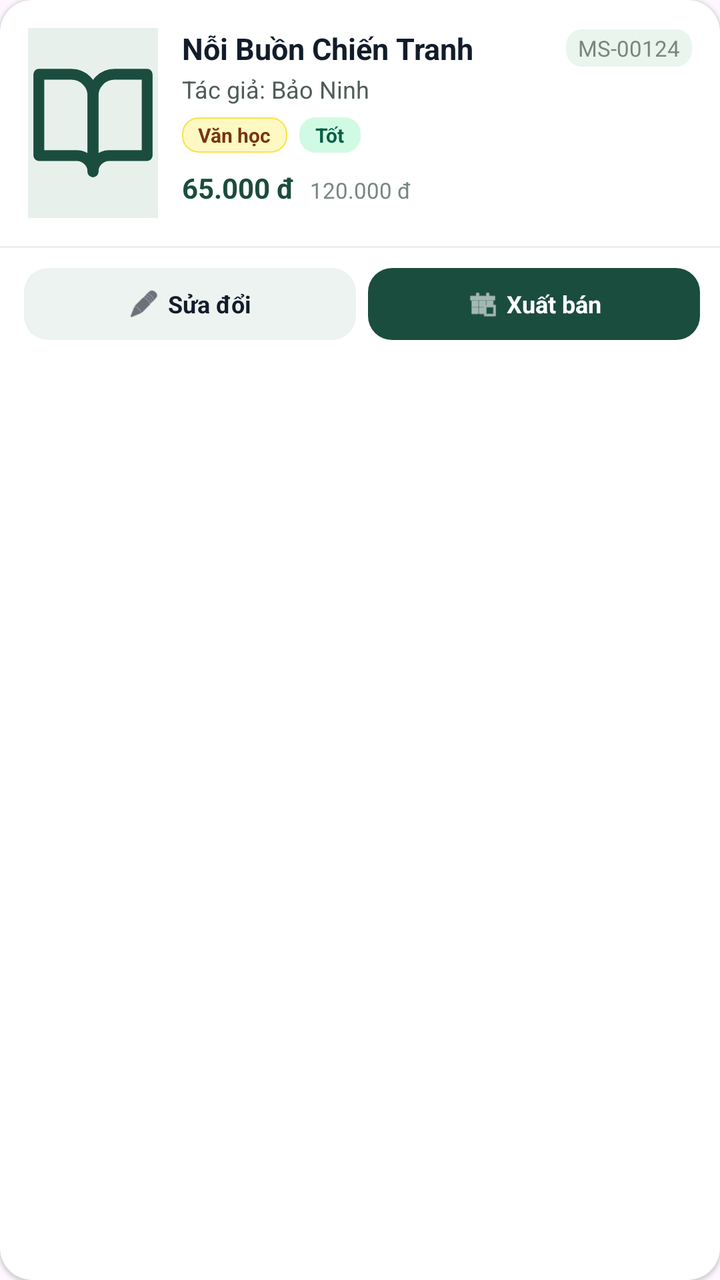
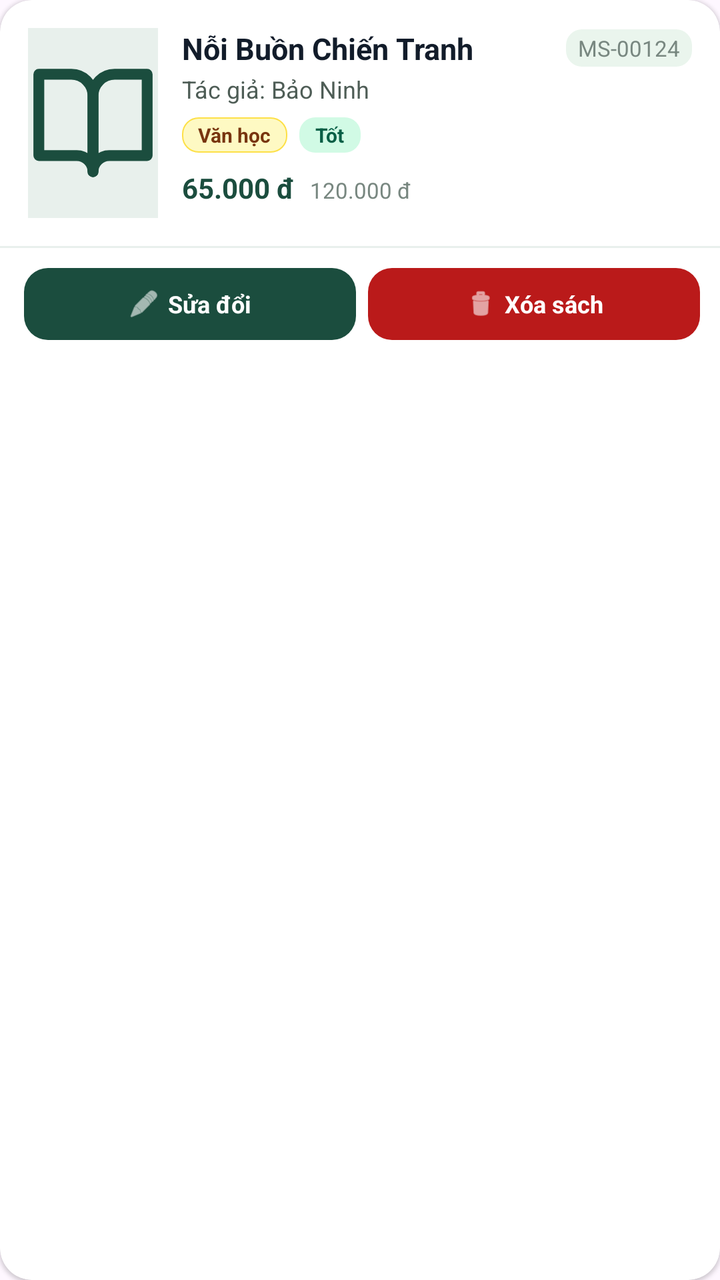

Before-and-after screenshots of an Android layout around one commit, followed by the original layout XML and the change that was made.
<!-- AndroidManifest.xml: application theme Theme.Quanlycuahangsachcu -->
<!-- res/layout/item_book.xml -->
<?xml version="1.0" encoding="utf-8"?>
<androidx.cardview.widget.CardView xmlns:android="http://schemas.android.com/apk/res/android"
    xmlns:app="http://schemas.android.com/apk/res-auto"
    android:layout_width="match_parent"
    android:layout_height="wrap_content"
    android:layout_marginBottom="12dp"
    app:cardCornerRadius="16dp"
    app:cardElevation="1dp"
    app:cardBackgroundColor="@color/surface">

    <LinearLayout
        android:layout_width="match_parent"
        android:layout_height="wrap_content"
        android:orientation="vertical">

        
        <LinearLayout
            android:layout_width="match_parent"
            android:layout_height="wrap_content"
            android:baselineAligned="false"
            android:orientation="horizontal"
            android:padding="14dp">

            
            <FrameLayout
                android:layout_width="65dp"
                android:layout_height="95dp"
                android:background="@color/surface_container">

                <ImageView
                    android:id="@+id/ivBookCover"
                    android:layout_width="match_parent"
                    android:layout_height="match_parent"
                    android:contentDescription="Book Cover"
                    android:scaleType="fitCenter"
                    android:src="@drawable/ic_book_open" />
            </FrameLayout>

            
            <LinearLayout
                android:layout_width="0dp"
                android:layout_height="wrap_content"
                android:layout_marginStart="12dp"
                android:layout_weight="1"
                android:orientation="vertical">

                <LinearLayout
                    android:layout_width="match_parent"
                    android:layout_height="wrap_content"
                    android:gravity="center_vertical"
                    android:orientation="horizontal">

                    <TextView
                        android:id="@+id/txtBookTitle"
                        android:layout_width="0dp"
                        android:layout_height="wrap_content"
                        android:layout_weight="1"
                        android:ellipsize="end"
                        android:maxLines="2"
                        android:text="Nỗi Buồn Chiến Tranh"
                        android:textColor="@color/on_surface"
                        android:textSize="15sp"
                        android:textStyle="bold" />

                    <TextView
                        android:id="@+id/txtBookId"
                        android:layout_width="wrap_content"
                        android:layout_height="wrap_content"
                        android:layout_marginStart="8dp"
                        android:background="@drawable/bg_chip"
                        android:paddingHorizontal="6dp"
                        android:paddingVertical="2dp"
                        android:text="MS-00124"
                        android:textColor="@color/outline"
                        android:textSize="11sp" />
                </LinearLayout>

                <TextView
                    android:id="@+id/txtAuthor"
                    android:layout_width="match_parent"
                    android:layout_height="wrap_content"
                    android:layout_marginTop="2dp"
                    android:ellipsize="end"
                    android:maxLines="1"
                    android:text="Tác giả: Bảo Ninh"
                    android:textColor="@color/on_surface_variant"
                    android:textSize="12sp" />

                <LinearLayout
                    android:layout_width="match_parent"
                    android:layout_height="wrap_content"
                    android:layout_marginTop="6dp"
                    android:gravity="center_vertical"
                    android:orientation="horizontal">

                    <TextView
                        android:id="@+id/txtCategoryTag"
                        android:layout_width="wrap_content"
                        android:layout_height="wrap_content"
                        android:background="@drawable/bg_chip_yellow"
                        android:paddingHorizontal="8dp"
                        android:paddingVertical="2dp"
                        android:text="Văn học"
                        android:textColor="#78350F"
                        android:textSize="10sp"
                        android:textStyle="bold" />

                    <TextView
                        android:id="@+id/txtCondition"
                        android:layout_width="wrap_content"
                        android:layout_height="wrap_content"
                        android:layout_marginStart="6dp"
                        android:background="@drawable/bg_badge_green"
                        android:paddingHorizontal="8dp"
                        android:paddingVertical="2dp"
                        android:text="Tốt"
                        android:textColor="#065F46"
                        android:textSize="10sp"
                        android:textStyle="bold" />
                </LinearLayout>

                <LinearLayout
                    android:layout_width="match_parent"
                    android:layout_height="wrap_content"
                    android:layout_marginTop="8dp"
                    android:gravity="bottom"
                    android:orientation="horizontal">

                    <TextView
                        android:id="@+id/txtPrice"
                        android:layout_width="wrap_content"
                        android:layout_height="wrap_content"
                        android:text="65.000 đ"
                        android:textColor="@color/primary"
                        android:textSize="14sp"
                        android:textStyle="bold" />

                    <TextView
                        android:id="@+id/txtOriginalPrice"
                        android:layout_width="wrap_content"
                        android:layout_height="wrap_content"
                        android:layout_marginStart="8dp"
                        android:text="120.000 đ"
                        android:textColor="@color/outline"
                        android:textSize="11sp" />
                </LinearLayout>
            </LinearLayout>
        </LinearLayout>

        
        <View
            android:layout_width="match_parent"
            android:layout_height="1dp"
            android:background="#E8F0EC" />

        
        <LinearLayout
            android:layout_width="match_parent"
            android:layout_height="wrap_content"
            android:orientation="horizontal"
            android:padding="10dp"
            android:weightSum="2">

            
            <LinearLayout
                android:id="@+id/btnEdit"
                android:layout_width="0dp"
                android:layout_height="36dp"
                android:layout_weight="1"
                android:layout_marginHorizontal="2dp"
                android:background="@drawable/bg_btn_rounded"
                android:clickable="true"
                android:focusable="true"
                android:foreground="?attr/selectableItemBackground"
                android:gravity="center"
                android:orientation="horizontal">

                <ImageView
                    android:layout_width="16dp"
                    android:layout_height="16dp"
                    android:contentDescription="Edit"
                    android:src="@android:drawable/ic_menu_edit"
                    app:tint="@color/on_surface" />

                <TextView
                    android:layout_width="wrap_content"
                    android:layout_height="wrap_content"
                    android:layout_marginStart="4dp"
                    android:text="Sửa đổi"
                    android:textColor="@color/on_surface"
                    android:textSize="12sp"
                    android:textStyle="bold" />
            </LinearLayout>

            
            <LinearLayout
                android:id="@+id/btnSell"
                android:layout_width="0dp"
                android:layout_height="36dp"
                android:layout_weight="1"
                android:layout_marginStart="4dp"
                android:background="@drawable/bg_btn_primary_rounded"
                android:clickable="true"
                android:focusable="true"
                android:foreground="?attr/selectableItemBackground"
                android:gravity="center"
                android:orientation="horizontal">

                <ImageView
                    android:layout_width="16dp"
                    android:layout_height="16dp"
                    android:contentDescription="Sell"
                    android:src="@android:drawable/ic_menu_today"
                    app:tint="@color/white" />

                <TextView
                    android:layout_width="wrap_content"
                    android:layout_height="wrap_content"
                    android:layout_marginStart="4dp"
                    android:text="Xuất bán"
                    android:textColor="@color/white"
                    android:textSize="12sp"
                    android:textStyle="bold" />
            </LinearLayout>

        </LinearLayout>

    </LinearLayout>
</androidx.cardview.widget.CardView>
<!-- resources referenced by this layout -->
<resources>
  <color name="on_surface">#121C2A</color>
  <color name="on_surface_variant">#4E5D56</color>
  <color name="outline">#788780</color>
  <color name="primary">#1B4D3E</color>
  <color name="surface">#FFFFFF</color>
  <color name="surface_container">#E8F0EC</color>
  <color name="white">#FFFFFF</color>
  <!-- drawable bg_badge_green (drawable) -->
  <?xml version="1.0" encoding="utf-8"?>
  <shape xmlns:android="http://schemas.android.com/apk/res/android"
      android:shape="rectangle">
      <solid android:color="#D1FAE5" />
      <corners android:radius="8dp" />
  </shape>
  <!-- drawable bg_btn_primary_rounded (drawable) -->
  <?xml version="1.0" encoding="utf-8"?>
  <shape xmlns:android="http://schemas.android.com/apk/res/android"
      android:shape="rectangle">
      <solid android:color="@color/primary" />
      <corners android:radius="12dp" />
  </shape>
  <!-- drawable bg_btn_rounded (drawable) -->
  <?xml version="1.0" encoding="utf-8"?>
  <shape xmlns:android="http://schemas.android.com/apk/res/android"
      android:shape="rectangle">
      <solid android:color="#EDF3F0" />
      <corners android:radius="12dp" />
  </shape>
  <!-- drawable bg_chip (drawable) -->
  <?xml version="1.0" encoding="utf-8"?>
  <shape xmlns:android="http://schemas.android.com/apk/res/android"
      android:shape="rectangle">
      <solid android:color="#EAF5ED" />
      <corners android:radius="8dp" />
  </shape>
  <!-- drawable bg_chip_yellow (drawable) -->
  <?xml version="1.0" encoding="utf-8"?>
  <shape xmlns:android="http://schemas.android.com/apk/res/android"
      android:shape="rectangle">
      <solid android:color="#FEF9C3" />
      <corners android:radius="8dp" />
      <stroke android:width="0.5dp" android:color="#FDE047" />
  </shape>
  <!-- drawable ic_book_open (drawable) -->
  <vector xmlns:android="http://schemas.android.com/apk/res/android"
      android:width="24dp"
      android:height="24dp"
      android:viewportWidth="24"
      android:viewportHeight="24">
      <path
          android:strokeColor="#1B4D3E"
          android:strokeWidth="2"
          android:strokeLineCap="round"
          android:strokeLineJoin="round"
          android:pathData="M2,3h6a4,4 0 0,1 4,4v14a3,3 0 0,0 -3,-3H2z"/>
      <path
          android:strokeColor="#1B4D3E"
          android:strokeWidth="2"
          android:strokeLineCap="round"
          android:strokeLineJoin="round"
          android:pathData="M22,3h-6a4,4 0 0,0 -4,4v14a3,3 0 0,1 3,-3h7z"/>
  </vector>
  <style name="Theme.Quanlycuahangsachcu" parent="Base.Theme.Quanlycuahangsachcu" />
  <style name="Base.Theme.Quanlycuahangsachcu" parent="Theme.Material3.DayNight.NoActionBar">
          
          
      </style>
</resources>

<!-- the commit's change to res/layout/item_book.xml (unified diff, before → after) -->
@@ -168,37 +168,6 @@
                 android:layout_height="36dp"
                 android:layout_weight="1"
                 android:layout_marginHorizontal="2dp"
-                android:background="@drawable/bg_btn_rounded"
-                android:clickable="true"
-                android:focusable="true"
-                android:foreground="?attr/selectableItemBackground"
-                android:gravity="center"
-                android:orientation="horizontal">
-
-                <ImageView
-                    android:layout_width="16dp"
-                    android:layout_height="16dp"
-                    android:contentDescription="Edit"
-                    android:src="@android:drawable/ic_menu_edit"
-                    app:tint="@color/on_surface" />
-
-                <TextView
-                    android:layout_width="wrap_content"
-                    android:layout_height="wrap_content"
-                    android:layout_marginStart="4dp"
-                    android:text="Sửa đổi"
-                    android:textColor="@color/on_surface"
-                    android:textSize="12sp"
-                    android:textStyle="bold" />
-            </LinearLayout>
-
-            
-            <LinearLayout
-                android:id="@+id/btnSell"
-                android:layout_width="0dp"
-                android:layout_height="36dp"
-                android:layout_weight="1"
-                android:layout_marginStart="4dp"
                 android:background="@drawable/bg_btn_primary_rounded"
                 android:clickable="true"
                 android:focusable="true"
@@ -209,20 +178,51 @@
                 <ImageView
                     android:layout_width="16dp"
                     android:layout_height="16dp"
-                    android:contentDescription="Sell"
-                    android:src="@android:drawable/ic_menu_today"
+                    android:contentDescription="Edit"
+                    android:src="@android:drawable/ic_menu_edit"
                     app:tint="@color/white" />
 
                 <TextView
                     android:layout_width="wrap_content"
                     android:layout_height="wrap_content"
                     android:layout_marginStart="4dp"
-                    android:text="Xuất bán"
+                    android:text="Sửa đổi"
                     android:textColor="@color/white"
                     android:textSize="12sp"
                     android:textStyle="bold" />
             </LinearLayout>
 
+            
+            <LinearLayout
+                android:id="@+id/btnDelete"
+                android:layout_width="0dp"
+                android:layout_height="36dp"
+                android:layout_weight="1"
+                android:layout_marginStart="4dp"
+                android:background="@drawable/bg_btn_danger_rounded"
+                android:clickable="true"
+                android:focusable="true"
+                android:foreground="?attr/selectableItemBackground"
+                android:gravity="center"
+                android:orientation="horizontal">
+
+                <ImageView
+                    android:layout_width="16dp"
+                    android:layout_height="16dp"
+                    android:contentDescription="Delete"
+                    android:src="@android:drawable/ic_menu_delete"
+                    app:tint="@color/white" />
+
+                <TextView
+                    android:layout_width="wrap_content"
+                    android:layout_height="wrap_content"
+                    android:layout_marginStart="4dp"
+                    android:text="Xóa sách"
+                    android:textColor="@color/white"
+                    android:textSize="12sp"
+                    android:textStyle="bold" />
+            </LinearLayout>
+
         </LinearLayout>
 
     </LinearLayout>
<!-- resource entries referenced after the edit -->
@@ -14,18 +14,18 @@
       <solid android:color="#D1FAE5" />
       <corners android:radius="8dp" />
   </shape>
+  <!-- drawable bg_btn_danger_rounded (drawable) -->
+  <?xml version="1.0" encoding="utf-8"?>
+  <shape xmlns:android="http://schemas.android.com/apk/res/android"
+      android:shape="rectangle">
+      <solid android:color="@color/error" />
+      <corners android:radius="12dp" />
+  </shape>
   <!-- drawable bg_btn_primary_rounded (drawable) -->
   <?xml version="1.0" encoding="utf-8"?>
   <shape xmlns:android="http://schemas.android.com/apk/res/android"
       android:shape="rectangle">
       <solid android:color="@color/primary" />
-      <corners android:radius="12dp" />
-  </shape>
-  <!-- drawable bg_btn_rounded (drawable) -->
-  <?xml version="1.0" encoding="utf-8"?>
-  <shape xmlns:android="http://schemas.android.com/apk/res/android"
-      android:shape="rectangle">
-      <solid android:color="#EDF3F0" />
       <corners android:radius="12dp" />
   </shape>
   <!-- drawable bg_chip (drawable) -->
@@ -63,6 +63,7 @@
           android:pathData="M22,3h-6a4,4 0 0,0 -4,4v14a3,3 0 0,1 3,-3h7z"/>
   </vector>
   <style name="Theme.Quanlycuahangsachcu" parent="Base.Theme.Quanlycuahangsachcu" />
+  <color name="error">#BA1A1A</color>
   <style name="Base.Theme.Quanlycuahangsachcu" parent="Theme.Material3.DayNight.NoActionBar">
           
           
